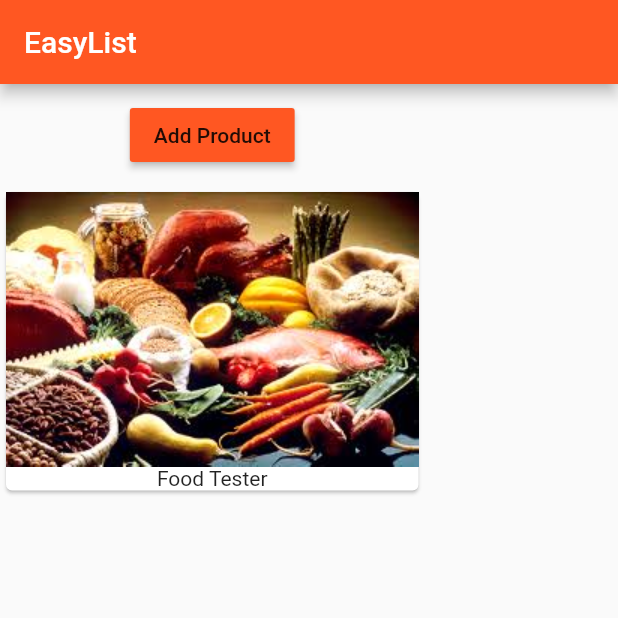
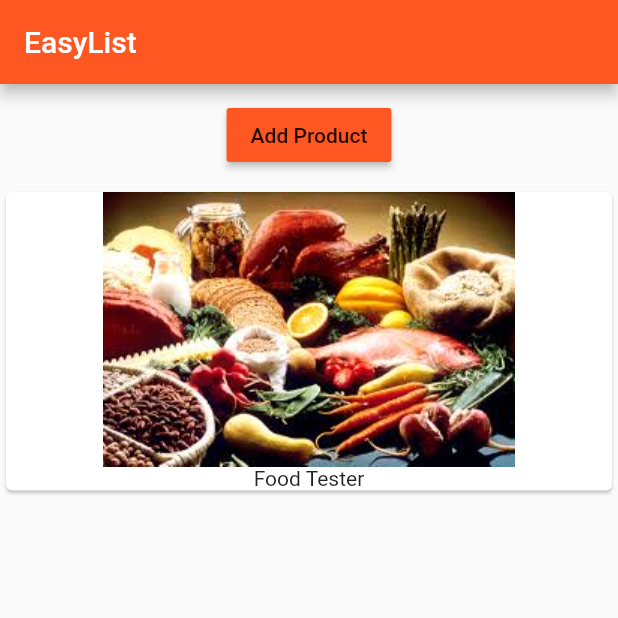
Before and after one commit to kaushalvivek/flutter-pilot, a Flutter app: the screen it shows after launch, on a phone screen of 412 x 824 dp, the top half of it. Run offline on Flutter 3.47's test engine with Material 2 defaults, Android fonts, the phone set to English and light mode, and no system bars.

Commit message:
Partial Section 5

```diff
--- a/flutter_pilot/lib/product_manager.dart
+++ b/flutter_pilot/lib/product_manager.dart
@@ -50,7 +50,7 @@ class _ProductManagerState extends State<ProductManager> {
         margin: EdgeInsets.all(10.0),
         child: ProductControl(_addProduct),
       ),
-      Products(_products)
+      Expanded(child: Products(_products))
     ]);
   }
 }
--- a/flutter_pilot/lib/products.dart
+++ b/flutter_pilot/lib/products.dart
@@ -5,19 +5,38 @@ class Products extends StatelessWidget {
   Products(this.products);
 
   @override
+  Widget _buildProductItem(BuildContext context, int index) {
+    return Card(
+      child: Column(
+        children: <Widget>[
+          Image.asset('assets/food.jpeg'),
+          Text(products[index])
+        ],
+      ),
+    );
+  }
+
   Widget build(BuildContext context) {
-    return Column(
-        children: products
-            .map(
-              (element) => Card(
-                    child: Column(
-                      children: <Widget>[
-                        Image.asset('assets/food.jpeg'),
-                        Text(element)
-                      ],
-                    ),
-                  ),
-            )
-            .toList());
+    /*
+      Column is not a great widgent to use
+      when you know that your code is going
+      to spill over.
+
+      A suitable alternative to Column is ListView.
+
+      ListView requires a unique container with
+      specified height.
+
+      It's expensive and inefficient  to create
+      ListView for large # of elements, and doesn't
+      make sense when you aren't even gonna display
+      all of the content at one point of time.
+
+      A suitable specification is ListView.builder
+    */
+    return ListView.builder(
+      itemBuilder: _buildProductItem,
+      itemCount: products.length,
+    );
   }
 }
```
Also changed, not shown: 1 other file.
